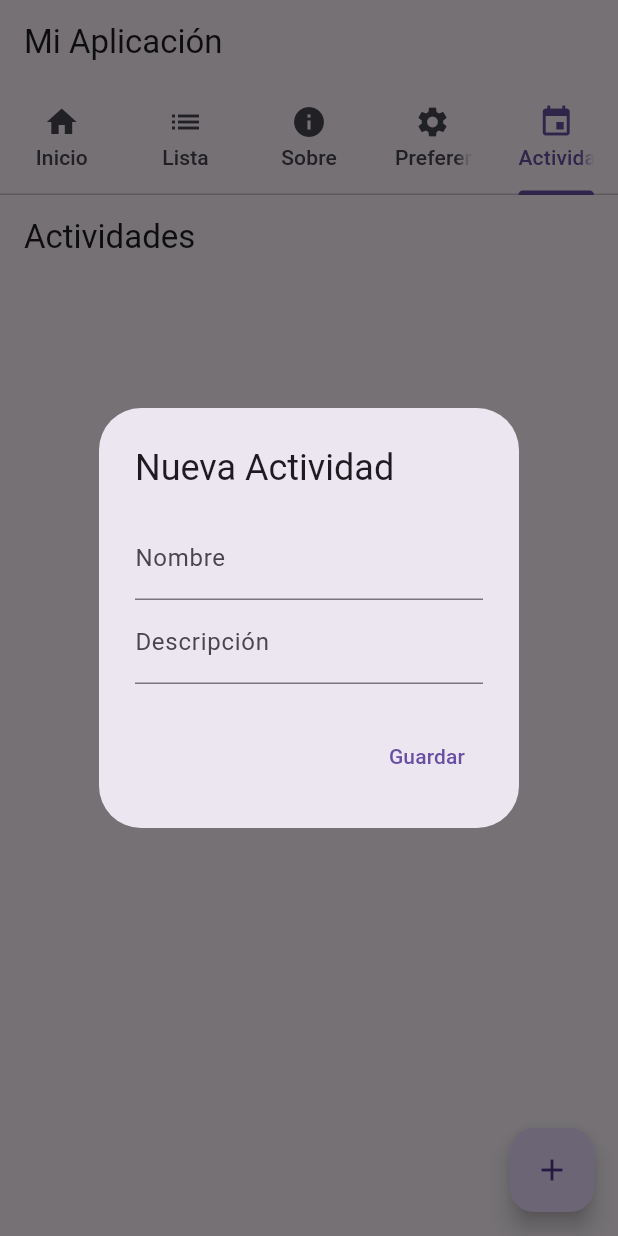
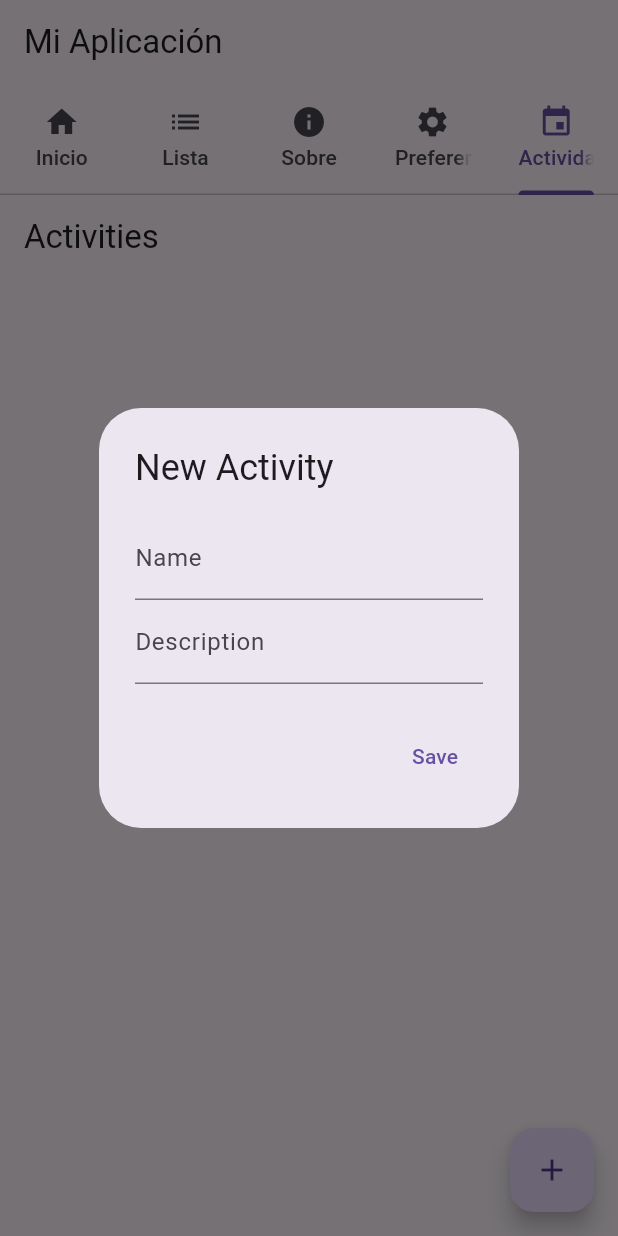
Before and after one commit to Ranafonica/3479A321_2022479036, a Flutter app: the screen it shows after launch, tab 5 chosen, after a tap on the "add" icon, on a phone screen of 412 x 824 dp. Run offline on Flutter 3.47's test engine with Material 3 defaults, Android fonts, the phone set to English and light mode, and no system bars; our stand-ins replace logger, shared_preferences, sqflite, sqflite_common_ffi; accounts and stored records are empty.

Commit message:
Cambio de sintaxis
Se mantiene una sintaxis en ingles para los nombres de las clases y los archivos

```diff
--- a/lib/main_screen.dart
+++ b/lib/main_screen.dart
@@ -31,7 +31,7 @@ class MainScreen extends StatelessWidget {
             ListContent(),
             const About(),
             const PreferencesScreen(),
-            ActividadesScreen()
+            ActivityScreen()
           ],
         ),
       ),
--- a/lib/screens/activity_screen.dart
+++ b/lib/screens/activity_screen.dart
@@ -2,72 +2,73 @@ import 'package:flutter/material.dart';
 import '../models/actividad.dart';
 import '../services/database_helper.dart';
 
-class ActividadesScreen extends StatefulWidget {
+class ActivityScreen extends StatefulWidget {
   @override
-  _ActividadesScreenState createState() => _ActividadesScreenState();
+  _ActivityScreenState createState() => _ActivityScreenState();
 }
 
-class _ActividadesScreenState extends State<ActividadesScreen> {
-  List<Actividad> _actividades = [];
-  final TextEditingController _nombreController = TextEditingController();
-  final TextEditingController _descripcionController = TextEditingController();
+class _ActivityScreenState extends State<ActivityScreen> {
+  List <Activity> _activities = [];
+  final TextEditingController _nameController = TextEditingController();
+  final TextEditingController _descriptionController = TextEditingController();
 
   @override
   void initState() {
     super.initState();
-    _cargarActividades();
+    _loadActivities();
   }
 
-  void _cargarActividades() async {
-    List<Actividad> actividades = await DatabaseHelper().getActivities();
+    void _loadActivities() async {
+    List<Activity> activities = await DatabaseHelper().getActivities();
     setState(() {
-      _actividades = actividades;
+      _activities = activities;
     });
   }
 
-  void _guardarActividad() async {
-    String nombre = _nombreController.text;
-    String descripcion = _descripcionController.text;
+  void _saveActivity() async {
+    String name = _nameController.text;
+    String description = _descriptionController.text;
 
-    if (nombre.isNotEmpty && descripcion.isNotEmpty) {
-      Actividad nuevaActividad = Actividad(
-        nombre: nombre,
-        descripcion: descripcion,
+    if (name.isNotEmpty && description.isNotEmpty) {
+      Activity newActivity = Activity(
+        name: name,
+        description: description,
+        date: DateTime.now().toString(),
       );
 
-      await DatabaseHelper().insertActivity(nuevaActividad);
-      _nombreController.clear();
-      _descripcionController.clear();
+      await DatabaseHelper().insertActivity(newActivity);
+      _nameController.clear();
+      _descriptionController.clear();
       Navigator.of(context).pop();
-      _cargarActividades();
+      _loadActivities();
     }
   }
 
-  void _mostrarDialogoAgregarActividad() {
+  void _showAddActivityDialog() {
     showDialog(
       context: context,
       builder: (context) {
         return AlertDialog(
-          title: Text("Nueva Actividad"),
+          title: Text("New Activity"),
           content: Column(
             mainAxisSize: MainAxisSize.min,
             children: [
               TextField(
-                controller: _nombreController,
-                decoration: InputDecoration(labelText: 'Nombre'),
+                controller: _nameController,
+                decoration: InputDecoration(labelText: 'Name'),
               ),
               TextField(
-                controller: _descripcionController,
-                decoration: InputDecoration(labelText: 'Descripción'),
+                controller: _descriptionController,
+                decoration: InputDecoration(labelText: 'Description'),
               ),
             ],
           ),
           actions: [
             TextButton(
               onPressed: () {
-                _guardarActividad();
+                _saveActivity();
               },
-              child: Text('Guardar'),
+              child: Text('Save'),
             ),
           ],
         );
@@ -79,22 +80,22 @@ class _ActividadesScreenState extends State<ActividadesScreen> {
   Widget build(BuildContext context) {
     return Scaffold(
       appBar: AppBar(
-        title: Text('Actividades'),
+        title: Text('Activities'),
       ),
-      body: _actividades.isEmpty
-          ? Center(child: Text('No hay actividades registradas.'))
+      body: _activities.isEmpty
+          ? Center(child: Text('No activities found.'))
           : ListView.builder(
-              itemCount: _actividades.length,
+              itemCount: _activities.length,
               itemBuilder: (context, index) {
-                final actividad = _actividades[index];
+                final activity = _activities[index];
                 return ListTile(
-                  title: Text(actividad.nombre),
-                  subtitle: Text(actividad.descripcion),
+                  title: Text(activity.name),
+                  subtitle: Text(activity.description),
                 );
               },
             ),
       floatingActionButton: FloatingActionButton(
-        onPressed: _mostrarDialogoAgregarActividad,
+        onPressed: _showAddActivityDialog,
         child: Icon(Icons.add),
       ),
     );
```
